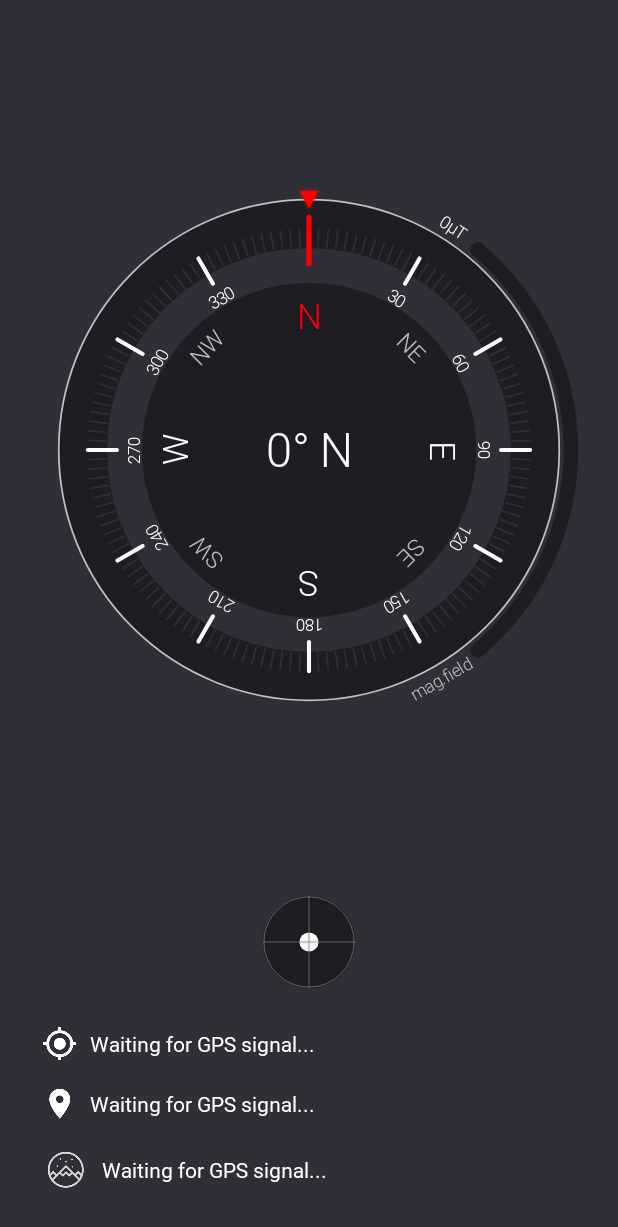
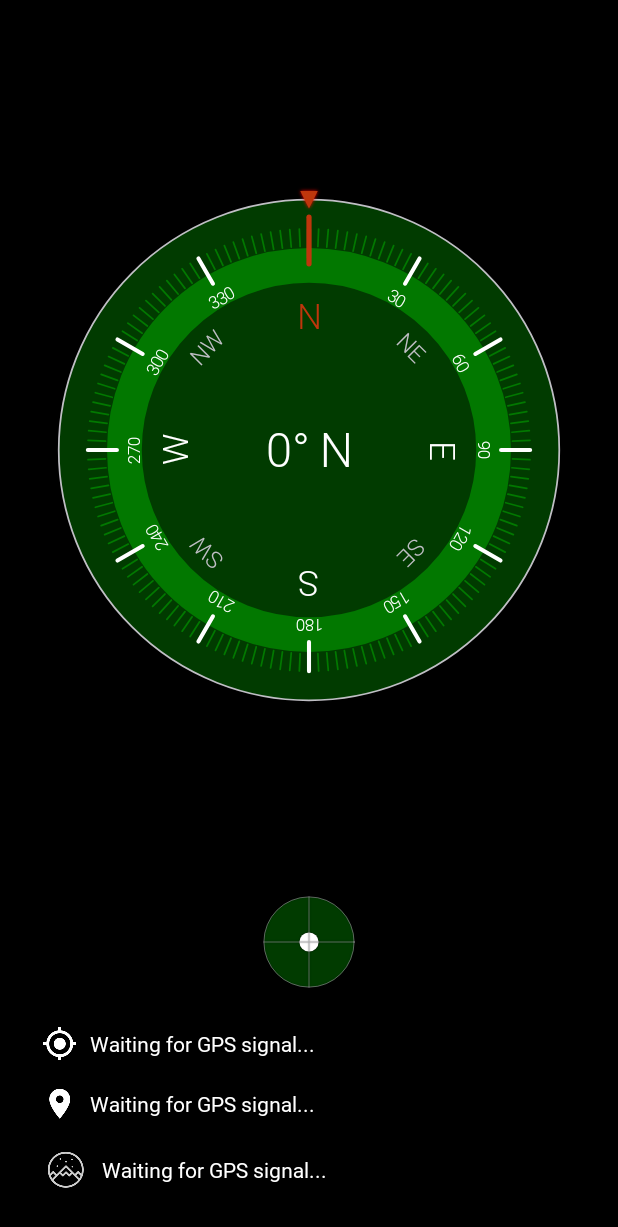
Before and after one commit to sayederfanarefin/android-compass, an Android app: the fragment CompassFragment shown on its own in the app's theme, on a phone screen of 412 x 824 dp. Shown: the top 1227 px of the screen. Run offline under Robolectric (Android 15) with nearby library versions, the phone set to English and light mode, and no system bars; our stand-ins replace AdMob.

Commit message:
done with colors

```diff
--- a/app/src/main/java/info/sayederfanarefin/compass/sensor/drawer/CompassDrawer.java
+++ b/app/src/main/java/info/sayederfanarefin/compass/sensor/drawer/CompassDrawer.java
@@ -80,7 +80,6 @@ public class CompassDrawer {
         initPaint();
 
         drawBackground(canvas);
-        drawMagnetic(canvas);
         drawClock(canvas);
         drawAzimuthValue(canvas);
         //drawSunTime(canvas);
@@ -147,49 +146,9 @@ public class CompassDrawer {
     }
 
 
-    private void drawMagnetic(Canvas canvas) {
-        float step = realPx(450);
 
-        mPathPaint.setStrokeWidth(realPx(25));
-        mPathPaint.setColor(mBackgroundColor);
 
-        RectF bound = new RectF(mCenter.x - step, mCenter.y - step, mCenter.x + step, mCenter.y + step);
-        int sweepAngle = 100;
 
-        mPath.reset();
-        mPath.addArc(bound, 310, 100);
-        canvas.drawPath(mPath, mPathPaint);
-
-        float magneticField = mSensorValue.getMagneticField();
-        int max = 160;
-        float percent = Math.min(1, magneticField / max);
-        percent = percent * sweepAngle;
-
-        mPath.reset();
-        mPath.addArc(bound, 310 + sweepAngle - percent, percent);
-        canvas.drawPath(mPath, mMagneticPaint);
-
-        mPrimaryTextPaint.setTextSize(realPx(30));
-        drawText(canvas, 303, String.format(Locale.US, "%dμT", (int) mSensorValue.getMagneticField()), 445, mPrimaryTextPaint);
-
-        mSecondaryTextPaint.setTextSize(realPx(30));
-        drawText(canvas, 60, "mag.field", 445, mSecondaryTextPaint);
-    }
-
-    private void drawSunTime(Canvas canvas) {
-        if (mSunshine == null) return;
-        float sunRise = mSunshine.getSunrise();
-        float sunShine = mSunshine.getSunset();
-        mPathPaint.setColor(Color.YELLOW);
-        mPathPaint.setStyle(Style.STROKE);
-        mPathPaint.setStrokeWidth(realPx(10));
-        float step = realPx(405);
-
-        mPath.reset();
-        RectF bound = new RectF(mCenter.x - step, mCenter.y - step, mCenter.x + step, mCenter.y + step);
-        mPath.addArc(bound, sunRise, Math.abs(sunShine - sunRise));
-        canvas.drawPath(mPath, mPathPaint);
-    }
 
     private void drawAzimuthValue(Canvas canvas) {
         //draw triangle
--- a/app/src/main/res/layout/fragment_compass.xml
+++ b/app/src/main/res/layout/fragment_compass.xml
@@ -4,6 +4,7 @@
     android:layout_width="match_parent"
     android:layout_height="match_parent"
     android:padding="12dp"
+
     android:orientation="vertical">
 
     <FrameLayout
--- a/app/src/main/res/values/colors.xml
+++ b/app/src/main/res/values/colors.xml
@@ -1,12 +1,15 @@
 <?xml version="1.0" encoding="utf-8"?>
 <resources>
-    <color name="colorPrimary">#141318</color>
-    <color name="colorPrimaryDark">#141318</color>
-    <color name="colorAccent">#ff0000</color>
-    <color name="window_background_color">#2f2f37</color>
-    <color name="compass_foreground_color">#2f2f37</color>
-    <color name="compass_background_color">#1e1d23</color>
+    <color name="colorPrimary">#000000</color>
+    <color name="colorPrimaryDark">#000000</color>
+    <color name="colorAccent">#BF360C</color>
+    <color name="window_background_color">#000000</color>
+
+
+    <color name="compass_foreground_color">#027800</color>
+    <color name="compass_background_color">#013b00</color>
+
     <color name="compass_text_secondary_color">#c0bfc5</color>
     <color name="compass_text_primary_color">#ffffff</color>
-    <color name="compass_accent_color">#FFFF0000</color>
+    <color name="compass_accent_color">#BF360C</color>
 </resources>
```
